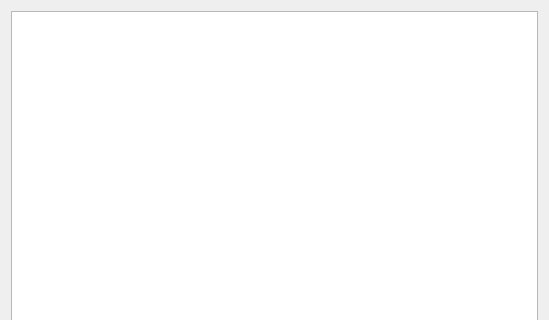
Qt form src/ui/browsermanagerdialog.ui (kaniol-lck/modmanager) before a commit; both pictures show x 0 to 549 and y 0 to 320 of the 549 by 475 pixel window.
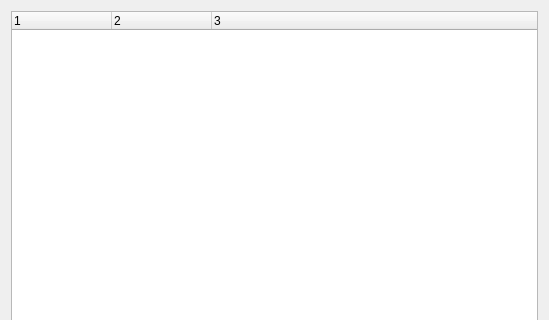
The same form after that commit. Icons and pictures are not drawn.

Commit message: tweak local browser manager

```diff
--- a/src/ui/browsermanagerdialog.ui
+++ b/src/ui/browsermanagerdialog.ui
@@ -14,9 +14,6 @@
    <string>Local Mod Browser Settings</string>
   </property>
   <layout class="QGridLayout" name="gridLayout">
-   <item row="0" column="0">
-    <widget class="QListWidget" name="browserList"/>
-   </item>
    <item row="1" column="0">
     <layout class="QHBoxLayout" name="horizontalLayout">
      <item>
@@ -95,6 +92,31 @@
      </property>
     </widget>
    </item>
+   <item row="0" column="0">
+    <widget class="QTreeWidget" name="browserList">
+     <property name="rootIsDecorated">
+      <bool>false</bool>
+     </property>
+     <property name="columnCount">
+      <number>3</number>
+     </property>
+     <column>
+      <property name="text">
+       <string notr="true">1</string>
+      </property>
+     </column>
+     <column>
+      <property name="text">
+       <string notr="true">2</string>
+      </property>
+     </column>
+     <column>
+      <property name="text">
+       <string notr="true">3</string>
+      </property>
+     </column>
+    </widget>
+   </item>
   </layout>
  </widget>
  <resources/>
```
Left out of the diff: 12 changed lines with no effect on the pictures. The commit also changes 5 other files.
